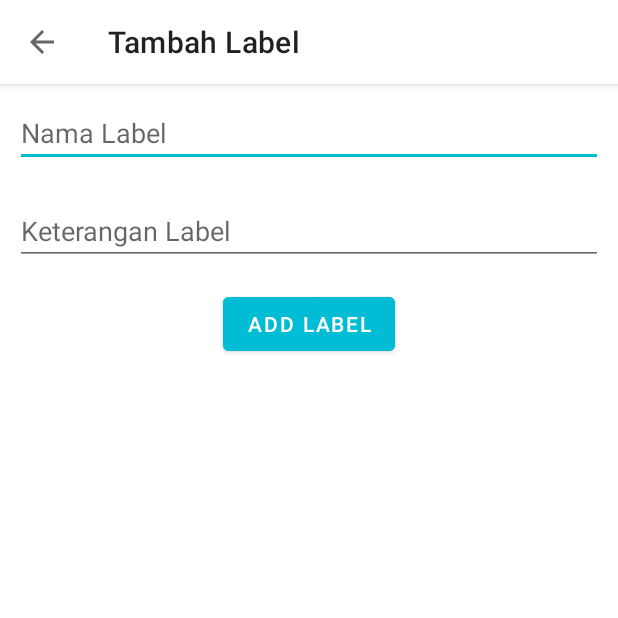
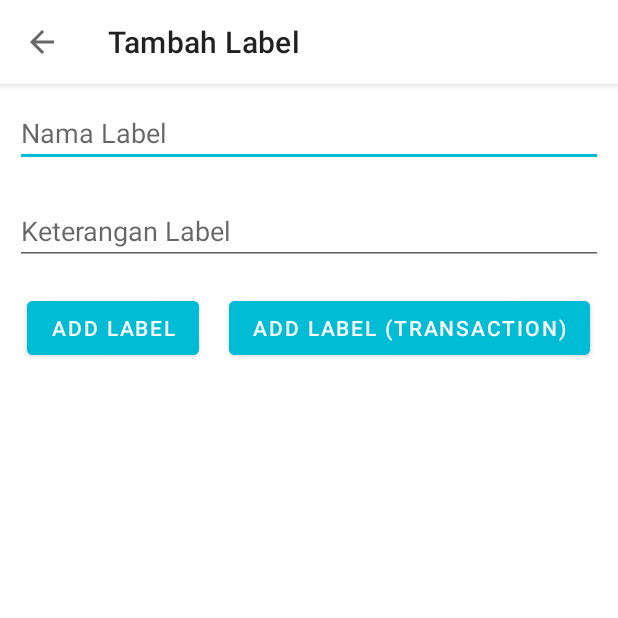
Before and after one commit to zainfikrih/mynote, an Android app: the LabelActivity screen opened directly, with no data from a screen before it, on a phone screen of 412 x 824 dp, the top half of it. Run offline under Robolectric (Android 15) with nearby library versions, the phone set to English and light mode, and no system bars.

Commit message:
insert transaction

```diff
--- a/app/src/main/res/layout/activity_label.xml
+++ b/app/src/main/res/layout/activity_label.xml
@@ -32,8 +32,16 @@
         android:layout_margin="10dp"
         android:layout_width="match_parent"
         android:layout_height="wrap_content" />
+
+    <LinearLayout
+        android:layout_width="match_parent"
+        android:layout_height="wrap_content"
+        android:orientation="horizontal"
+        android:gravity="center">
+
         <android.support.design.button.MaterialButton
             android:layout_marginTop="5dp"
+            android:layout_marginRight="10dp"
             android:layout_gravity="center"
             android:id="@+id/btnLabel"
             android:layout_width="wrap_content"
@@ -41,4 +49,16 @@
             android:text="ADD LABEL"
             android:backgroundTint="@color/colorBlue"/>
 
+        <android.support.design.button.MaterialButton
+            android:layout_marginLeft="10dp"
+            android:layout_marginTop="5dp"
+            android:layout_gravity="center"
+            android:id="@+id/btnLabel2"
+            android:layout_width="wrap_content"
+            android:layout_height="wrap_content"
+            android:text="ADD LABEL (TRANSACTION)"
+            android:backgroundTint="@color/colorBlue"/>
     </LinearLayout>
+
+
+</LinearLayout>
```
Also changed, not shown: app/src/main/java/men/ngopi/zain/lonote/LabelActivity.java (+33 -3 lines), app/src/main/java/men/ngopi/zain/lonote/databaseHelper/LabelHelper.java (+14 -1 lines). Lines whose indentation alone changed are shown as unchanged.
